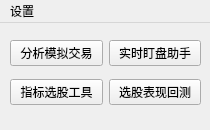
Above: QtDesign/MainWindow.ui from victor647/QuantumStockTrade before the change. Below: the same form after it.
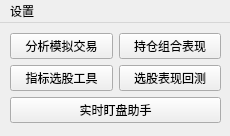
That is the form after the change.

```diff
--- a/QtDesign/MainWindow.ui
+++ b/QtDesign/MainWindow.ui
@@ -6,8 +6,8 @@
    <rect>
     <x>0</x>
     <y>0</y>
-    <width>210</width>
-    <height>130</height>
+    <width>230</width>
+    <height>136</height>
    </rect>
   </property>
   <property name="windowTitle">
@@ -19,8 +19,8 @@
      <rect>
       <x>10</x>
       <y>10</y>
-      <width>191</width>
-      <height>81</height>
+      <width>211</width>
+      <height>90</height>
      </rect>
     </property>
     <layout class="QVBoxLayout" name="verticalLayout">
@@ -46,7 +46,7 @@
         </widget>
        </item>
        <item>
-        <widget class="QPushButton" name="btnLiveTracker">
+        <widget class="QPushButton" name="btnGroupTest">
          <property name="sizePolicy">
           <sizepolicy hsizetype="Minimum" vsizetype="Maximum">
            <horstretch>0</horstretch>
@@ -60,7 +60,7 @@
           </font>
          </property>
          <property name="text">
-          <string>实时盯盘助手</string>
+          <string>持仓组合表现</string>
          </property>
         </widget>
        </item>
@@ -108,6 +108,25 @@
        </item>
       </layout>
      </item>
+     <item>
+      <widget class="QPushButton" name="btnLiveTracker">
+       <property name="sizePolicy">
+        <sizepolicy hsizetype="Minimum" vsizetype="Maximum">
+         <horstretch>0</horstretch>
+         <verstretch>0</verstretch>
+        </sizepolicy>
+       </property>
+       <property name="font">
+        <font>
+         <family>Microsoft YaHei UI</family>
+         <pointsize>9</pointsize>
+        </font>
+       </property>
+       <property name="text">
+        <string>实时盯盘助手</string>
+       </property>
+      </widget>
+     </item>
     </layout>
    </widget>
   </widget>
@@ -116,8 +135,8 @@
     <rect>
      <x>0</x>
      <y>0</y>
-     <width>210</width>
-     <height>23</height>
+     <width>230</width>
+     <height>22</height>
     </rect>
    </property>
    <widget class="QMenu" name="menu">
```
